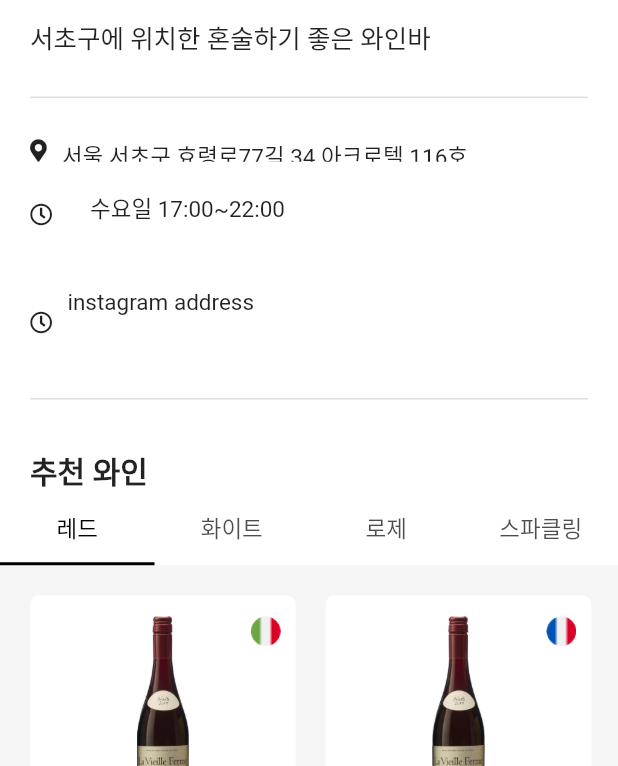
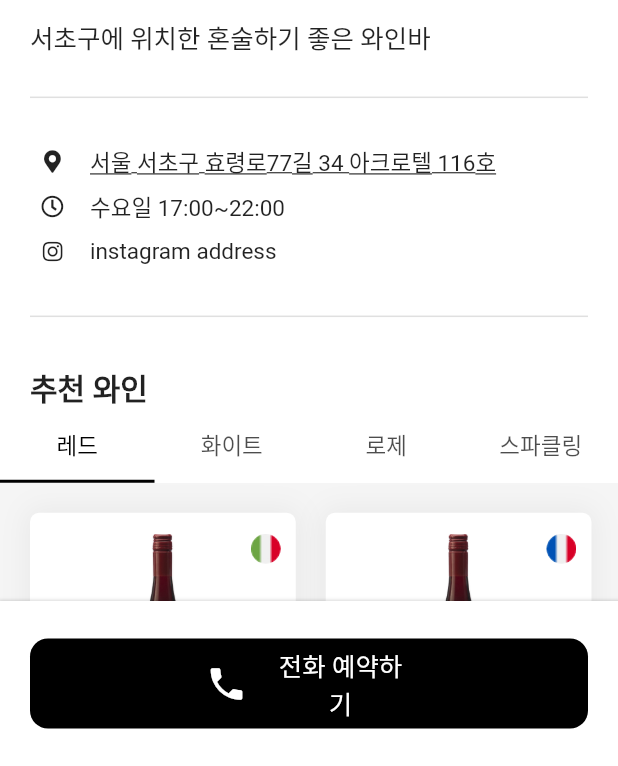
Before and after one commit to youngmi97/winepedia, a Flutter app: the DetailsScreen screen opened directly with sample values from the repository, on a phone screen of 412 x 824 dp, the part 470-1236 px from its top. Run offline on Flutter 3.47's test engine with Material 2 defaults, Android fonts, the phone set to English and light mode, and no system bars; our stand-ins replace audioplayers, carousel_slider, font_awesome_flutter, video_player; project files that could hold a hidden picture were left out.

Commit message:
added scroll screen + got rid of nvmap addon

```diff
--- a/lib/screens/details/components/body.dart
+++ b/lib/screens/details/components/body.dart
@@ -1,6 +1,9 @@
 import 'package:flutter/material.dart';
+import 'package:winepedia/constants.dart';
+
 import 'package:winepedia/models/winebar.dart';
 import 'package:winepedia/screens/details/components/scroll_screen.dart';
+import 'package:url_launcher/url_launcher.dart';
 
 class Body extends StatelessWidget {
   final WineBar wineBar;
@@ -10,7 +13,7 @@
   Widget build(BuildContext context) {
     // it will provide us with total height and width
     Size size = MediaQuery.of(context).size;
-    return Column(children: <Widget>[
+    return Stack(children: <Widget>[
       SizedBox(
           height: size.height,
           child: Stack(children: <Widget>[
@@ -25,8 +28,63 @@
               ],
             ),
             const SafeArea(child: BackButton()),
-            const ScrollScreen(),
+            ScrollScreen(),
           ])),
+      Positioned(
+          bottom: 0,
+          left: 0,
+          child: Container(
+              width: size.width,
+              height: 110,
+              alignment: Alignment.center,
+              decoration: const BoxDecoration(
+                color: Color(0xFFFFFFFF),
+                boxShadow: [
+                  BoxShadow(
+                    color: Color(0x26000000),
+                    spreadRadius: 1,
+                    blurRadius: 1,
+                  ),
+                ],
+              ),
+              child: GestureDetector(
+                  onTap: () {
+                    () => launch("tel://21213123123");
+                  },
+                  child: Container(
+                      decoration: BoxDecoration(
+                          color: Colors.black,
+                          borderRadius: BorderRadius.circular(12)),
+                      margin: const EdgeInsets.only(
+                          left: kDefaultPadding, right: kDefaultPadding),
+                      width: size.width - (2 * kDefaultPadding),
+                      height: 60,
+                      alignment: Alignment.center,
+                      child: Row(
+                        mainAxisSize: MainAxisSize.min,
+                        children: <Widget>[
+                          Container(
+                              width: 30,
+                              height: 30,
+                              alignment: Alignment.center,
+                              child: const Icon(Icons.phone,
+                                  color: Colors.white, size: 28)),
+                          Container(
+                              width: 98,
+                              margin: const EdgeInsets.only(left: 12),
+                              child: Text(
+                                "전화 예약하기",
+                                textAlign: TextAlign.center,
+                                style: Theme.of(context)
+                                    .textTheme
+                                    .headline5!
+                                    .copyWith(
+                                        color: Colors.white,
+                                        fontWeight: FontWeight.w400,
+                                        fontSize: 17),
+                              )),
+                        ],
+                      )))))
     ]);
   }
 }
--- a/lib/screens/details/components/scroll_screen.dart
+++ b/lib/screens/details/components/scroll_screen.dart
@@ -3,14 +3,31 @@
 import 'package:winepedia/screens/details/components/wine_catalogue.dart';
 import 'package:font_awesome_flutter/font_awesome_flutter.dart';
 
-class ScrollScreen extends StatelessWidget {
-  const ScrollScreen({Key? key}) : super(key: key);
+class ScrollScreen extends StatefulWidget {
+  ScrollScreen({Key? key}) : super(key: key);
+  @override
+  ScrollScreenState createState() => ScrollScreenState();
+}
+
+class ScrollScreenState extends State<ScrollScreen> {
+  bool visibility = false;
   @override
   Widget build(BuildContext context) {
     Size size = MediaQuery.of(context).size;
-
     return NotificationListener<DraggableScrollableNotification>(
         onNotification: (notification) {
+          if (notification.extent >= 1) {
+            //print(notification.extent);
+            setState(() {
+              visibility = true;
+            });
+            return true;
+          } else {
+            setState(() {
+              visibility = false;
+            });
+          }
+
           if (notification.extent < 0.7) {
             Navigator.maybePop(context);
             return true;
@@ -18,7 +35,19 @@
             return true;
           }
         },
-        child: DraggableScrollableSheet(
+        child: Stack(children: [
+          Visibility(
+              child: SizedBox(
+                height: 117,
+                child: Container(
+                    decoration: const BoxDecoration(
+                        color: Colors.white,
+                        borderRadius: BorderRadius.only(
+                            topLeft: Radius.circular(24),
+                            topRight: Radius.circular(24)))),
+              ),
+              visible: visibility),
+          DraggableScrollableSheet(
               minChildSize: 0.6,
               maxChildSize: 1,
               initialChildSize: 0.7,
@@ -38,7 +67,32 @@
                     ]),
                   ),
                 );
-            }));
+              }),
+          Visibility(
+              child: SizedBox(
+                height: 117,
+                child: Container(
+                    decoration: const BoxDecoration(
+                      color: Colors.white,
+                      borderRadius: BorderRadius.only(
+                          topLeft: Radius.circular(24),
+                          topRight: Radius.circular(24)),
+                      boxShadow: [
+                        BoxShadow(
+                          color: Color(0x0D000000),
+                          spreadRadius: 2,
+                          blurRadius: 16,
+                        ),
+                      ],
+                    ),
+                    child: Column(children: const <Widget>[
+                      SizedBox(height: 36),
+                      Subheading(),
+                      Description(),
+                    ])),
+              ),
+              visible: visibility),
+        ]));
   }
 }
 
@@ -131,10 +185,12 @@
     return Row(
       children: <Widget>[
         Container(
+            width: 30,
+            height: 30,
+            alignment: Alignment.center,
             margin: const EdgeInsets.only(left: kDefaultPadding),
             child: FaIcon(FontAwesomeIcons.mapMarkerAlt, size: 15)),
         Container(
-            height: 15,
             margin: const EdgeInsets.only(left: kDefaultPadding / 2),
             child: Text(
               addr,
@@ -153,17 +209,17 @@
   const WineBarTime({Key? key}) : super(key: key);
   @override
   Widget build(BuildContext context) {
+    Size size = MediaQuery.of(context).size;
     return Container(
-        margin: const EdgeInsets.only(top: kDefaultPadding),
         child: Row(
       children: <Widget>[
         Container(
             width: 30,
             height: 30,
+            alignment: Alignment.center,
             margin: const EdgeInsets.only(left: kDefaultPadding),
-                child: FaIcon(FontAwesomeIcons.clock, size: 15)),
+            child: const FaIcon(FontAwesomeIcons.clock, size: 15)),
         Container(
-                height: 45,
             margin: const EdgeInsets.only(left: kDefaultPadding / 2),
             child: Text(
               "수요일 17:00~22:00",
@@ -182,16 +238,18 @@
   const WineBarInsta({Key? key}) : super(key: key);
   @override
   Widget build(BuildContext context) {
-    return Row(
+    return Container(
+        //margin: const EdgeInsets.only(top: kDefaultPadding),
+        child: Row(
       children: <Widget>[
         Container(
-            margin: const EdgeInsets.only(
-                left: kDefaultPadding, top: kDefaultPadding),
-            child: FaIcon(FontAwesomeIcons.clock, size: 15)),
+            width: 30,
+            height: 30,
+            alignment: Alignment.center,
+            margin: const EdgeInsets.only(left: kDefaultPadding),
+            child: const FaIcon(FontAwesomeIcons.instagram, size: 15)),
         Container(
-            height: 45,
-            margin: const EdgeInsets.only(
-                left: kDefaultPadding / 2, top: kDefaultPadding),
+            margin: const EdgeInsets.only(left: kDefaultPadding / 2),
             child: Text(
               "instagram address",
               textAlign: TextAlign.start,
@@ -201,7 +259,7 @@
                   .copyWith(fontWeight: FontWeight.w400, fontSize: 15),
             )),
       ],
-    );
+    ));
   }
 }
 
--- a/lib/screens/details/components/wine_catalogue.dart
+++ b/lib/screens/details/components/wine_catalogue.dart
@@ -11,7 +11,9 @@
         home: Scaffold(
             //Here you can set what ever background color you need.
             backgroundColor: Colors.grey[100],
-            body: Column(children: <Widget>[
+            body: Column(
+                crossAxisAlignment: CrossAxisAlignment.start,
+                children: <Widget>[
                   Row(
                     children: <Widget>[
                       GestureDetector(
@@ -62,6 +64,13 @@
         decoration: BoxDecoration(
           borderRadius: BorderRadius.circular(6),
           color: Colors.white,
+          boxShadow: const [
+            BoxShadow(
+              color: Color(0x0D000000),
+              spreadRadius: 2,
+              blurRadius: 16,
+            ),
+          ],
         ),
         child: Stack(
           children: <Widget>[
--- a/pubspec.yaml
+++ b/pubspec.yaml
@@ -39,7 +39,8 @@
   video_player: ^2.2.5
   carousel_slider: ^4.0.0
   font_awesome_flutter: ^9.1.0
-  naver_map_plugin: ^0.9.6
+  url_launcher: ^6.0.12
+  #naver_map_plugin: ^0.9.6
 
 dev_dependencies:
   flutter_test:
```
Also changed, not shown: pubspec.lock, 5 other files. Lines whose indentation alone changed are shown as unchanged.
